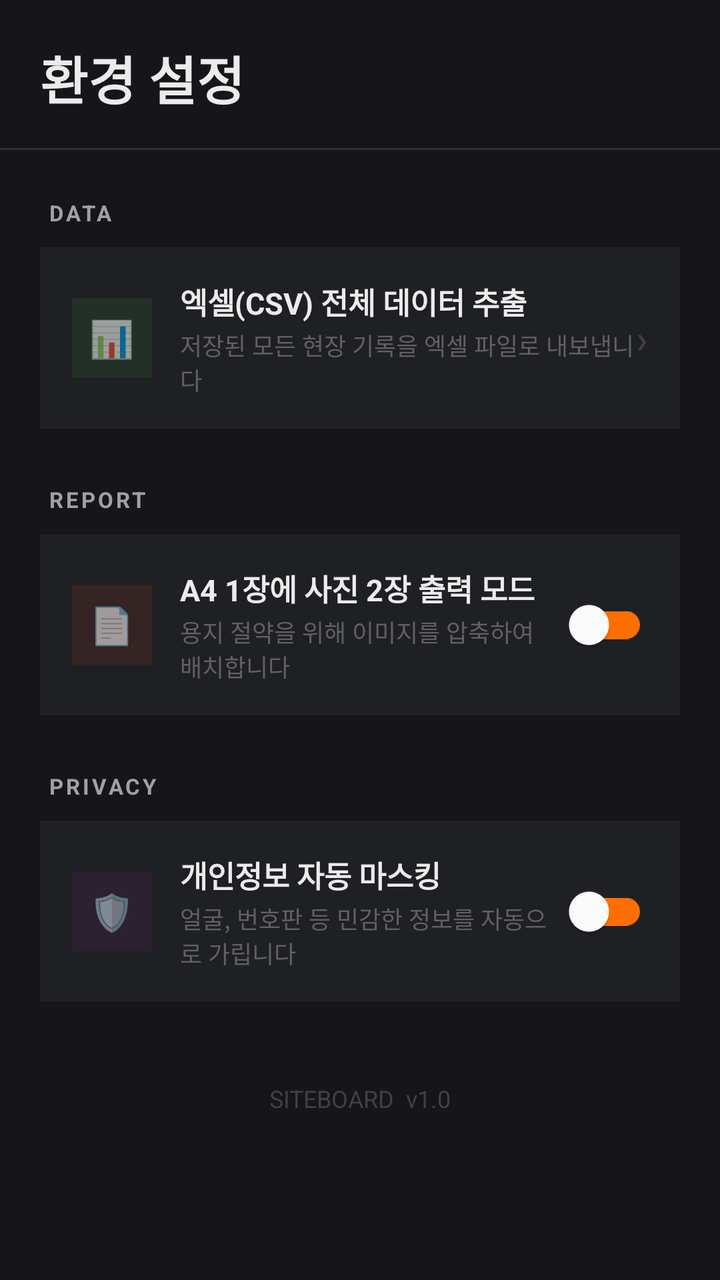
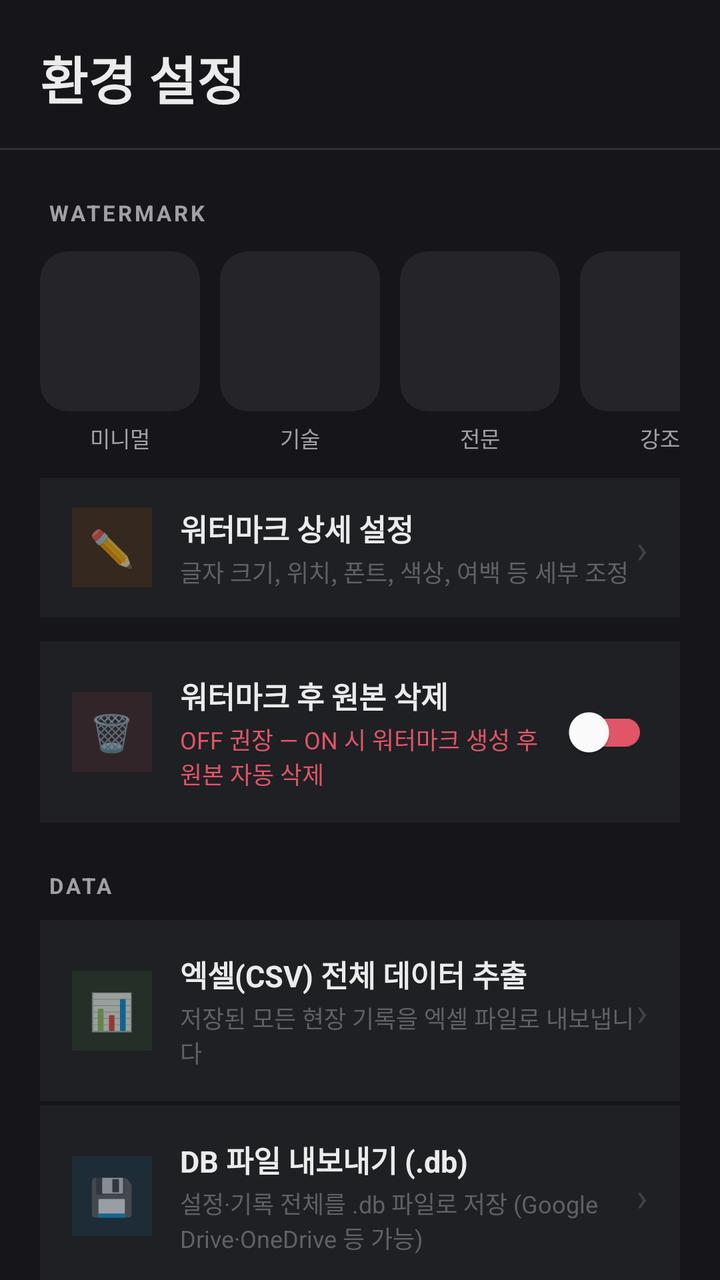

Two renders of the same Android screen: before a commit and after it. Below are the layout's source before the change and the commit's diff.
<!-- AndroidManifest.xml: application theme Theme.Siteboard -->
<!-- res/layout/fragment_settings.xml -->
<?xml version="1.0" encoding="utf-8"?>
<androidx.constraintlayout.widget.ConstraintLayout
    xmlns:android="http://schemas.android.com/apk/res/android"
    xmlns:app="http://schemas.android.com/apk/res-auto"
    android:layout_width="match_parent"
    android:layout_height="match_parent"
    android:background="#16161A">

    
    <LinearLayout
        android:id="@+id/layoutTop"
        android:layout_width="match_parent"
        android:layout_height="wrap_content"
        android:orientation="vertical"
        android:paddingHorizontal="20dp"
        android:paddingTop="20dp"
        android:paddingBottom="16dp"
        app:layout_constraintTop_toTopOf="parent">

        <TextView
            android:id="@+id/tvSettingsTitle"
            android:layout_width="wrap_content"
            android:layout_height="wrap_content"
            android:text="환경 설정"
            android:textSize="26sp"
            android:textColor="#EBEBEB"
            android:textStyle="bold" />
    </LinearLayout>

    <View
        android:id="@+id/divider"
        android:layout_width="match_parent"
        android:layout_height="1dp"
        android:background="#1EFFFFFF"
        app:layout_constraintTop_toBottomOf="@id/layoutTop" />

    <androidx.core.widget.NestedScrollView
        android:layout_width="match_parent"
        android:layout_height="0dp"
        android:clipToPadding="false"
        android:paddingBottom="40dp"
        app:layout_constraintTop_toBottomOf="@id/divider"
        app:layout_constraintBottom_toBottomOf="parent">

        <LinearLayout
            android:layout_width="match_parent"
            android:layout_height="wrap_content"
            android:orientation="vertical"
            android:paddingHorizontal="20dp">

            
            <TextView
                android:layout_width="wrap_content"
                android:layout_height="wrap_content"
                android:text="DATA"
                android:textColor="#A0A0A5"
                android:textSize="11sp"
                android:textStyle="bold"
                android:letterSpacing="0.12"
                android:layout_marginTop="24dp"
                android:layout_marginBottom="10dp"
                android:layout_marginStart="4dp" />

            
            <LinearLayout
                android:id="@+id/btnExportCsv"
                android:layout_width="match_parent"
                android:layout_height="wrap_content"
                android:orientation="horizontal"
                android:gravity="center_vertical"
                android:paddingHorizontal="16dp"
                android:paddingVertical="16dp"
                android:background="#1E2023"
                android:clickable="true"
                android:focusable="true">

                <LinearLayout
                    android:layout_width="40dp"
                    android:layout_height="40dp"
                    android:gravity="center"
                    android:background="#1A4CAF50">
                    <TextView android:layout_width="wrap_content" android:layout_height="wrap_content" android:text="📊" android:textSize="18sp" />
                </LinearLayout>

                <LinearLayout
                    android:layout_width="0dp"
                    android:layout_height="wrap_content"
                    android:layout_weight="1"
                    android:orientation="vertical"
                    android:layout_marginStart="14dp">
                    <TextView android:layout_width="wrap_content" android:layout_height="wrap_content" android:text="엑셀(CSV) 전체 데이터 추출" android:textColor="#EBEBEB" android:textSize="15sp" android:textStyle="bold" />
                    <TextView android:layout_width="wrap_content" android:layout_height="wrap_content" android:text="저장된 모든 현장 기록을 엑셀 파일로 내보냅니다" android:textColor="#606065" android:textSize="12sp" android:layout_marginTop="2dp" />
                </LinearLayout>

                <TextView android:layout_width="wrap_content" android:layout_height="wrap_content" android:text="›" android:textSize="20sp" android:textColor="#404045" />
            </LinearLayout>

            
            <TextView
                android:layout_width="wrap_content"
                android:layout_height="wrap_content"
                android:text="REPORT"
                android:textColor="#A0A0A5"
                android:textSize="11sp"
                android:textStyle="bold"
                android:letterSpacing="0.12"
                android:layout_marginTop="28dp"
                android:layout_marginBottom="10dp"
                android:layout_marginStart="4dp" />

            <LinearLayout
                android:layout_width="match_parent"
                android:layout_height="wrap_content"
                android:orientation="horizontal"
                android:gravity="center_vertical"
                android:paddingHorizontal="16dp"
                android:paddingVertical="16dp"
                android:background="#1E2023">

                <LinearLayout
                    android:layout_width="40dp"
                    android:layout_height="40dp"
                    android:gravity="center"
                    android:background="#1AF44336">
                    <TextView android:layout_width="wrap_content" android:layout_height="wrap_content" android:text="📄" android:textSize="18sp" />
                </LinearLayout>

                <LinearLayout
                    android:layout_width="0dp"
                    android:layout_height="wrap_content"
                    android:layout_weight="1"
                    android:orientation="vertical"
                    android:layout_marginStart="14dp">
                    <TextView android:layout_width="wrap_content" android:layout_height="wrap_content" android:text="A4 1장에 사진 2장 출력 모드" android:textColor="#EBEBEB" android:textSize="15sp" android:textStyle="bold" />
                    <TextView android:layout_width="wrap_content" android:layout_height="wrap_content" android:text="용지 절약을 위해 이미지를 압축하여 배치합니다" android:textColor="#606065" android:textSize="12sp" android:layout_marginTop="2dp" />
                </LinearLayout>

                <com.google.android.material.switchmaterial.SwitchMaterial
                    android:id="@+id/switchPdfMode"
                    android:layout_width="wrap_content"
                    android:layout_height="wrap_content"
                    app:thumbTint="#FFFFFF"
                    app:trackTint="#FF6F00" />
            </LinearLayout>

            
            <TextView
                android:layout_width="wrap_content"
                android:layout_height="wrap_content"
                android:text="PRIVACY"
                android:textColor="#A0A0A5"
                android:textSize="11sp"
                android:textStyle="bold"
                android:letterSpacing="0.12"
                android:layout_marginTop="28dp"
                android:layout_marginBottom="10dp"
                android:layout_marginStart="4dp" />

            <LinearLayout
                android:layout_width="match_parent"
                android:layout_height="wrap_content"
                android:orientation="horizontal"
                android:gravity="center_vertical"
                android:paddingHorizontal="16dp"
                android:paddingVertical="16dp"
                android:background="#1E2023">

                <LinearLayout
                    android:layout_width="40dp"
                    android:layout_height="40dp"
                    android:gravity="center"
                    android:background="#1A9C27B0">
                    <TextView android:layout_width="wrap_content" android:layout_height="wrap_content" android:text="🛡️" android:textSize="18sp" />
                </LinearLayout>

                <LinearLayout
                    android:layout_width="0dp"
                    android:layout_height="wrap_content"
                    android:layout_weight="1"
                    android:orientation="vertical"
                    android:layout_marginStart="14dp">
                    <TextView android:layout_width="wrap_content" android:layout_height="wrap_content" android:text="개인정보 자동 마스킹" android:textColor="#EBEBEB" android:textSize="15sp" android:textStyle="bold" />
                    <TextView android:layout_width="wrap_content" android:layout_height="wrap_content" android:text="얼굴, 번호판 등 민감한 정보를 자동으로 가립니다" android:textColor="#606065" android:textSize="12sp" android:layout_marginTop="2dp" />
                </LinearLayout>

                <com.google.android.material.switchmaterial.SwitchMaterial
                    android:id="@+id/switchPrivacyBlur"
                    android:layout_width="wrap_content"
                    android:layout_height="wrap_content"
                    app:thumbTint="#FFFFFF"
                    app:trackTint="#FF6F00" />
            </LinearLayout>

            
            <TextView
                android:layout_width="match_parent"
                android:layout_height="wrap_content"
                android:text="SITEBOARD  v1.0"
                android:textColor="#404045"
                android:textSize="12sp"
                android:gravity="center"
                android:layout_marginTop="40dp" />

        </LinearLayout>
    </androidx.core.widget.NestedScrollView>
</androidx.constraintlayout.widget.ConstraintLayout>
<!-- resources referenced by this layout -->
<resources>
  <style name="Theme.Siteboard" parent="Theme.MaterialComponents.DayNight.NoActionBar">
  
          <item name="colorPrimary">#FF6F00</item>
          <item name="colorPrimaryVariant">#16161A</item>
          <item name="colorOnPrimary">#FFFFFF</item>
  
          <item name="colorSecondary">#FF6F00</item>
          <item name="colorSecondaryVariant">#FF6F00</item>
          <item name="colorOnSecondary">#FFFFFF</item>
  
          <item name="colorError">#E05567</item>
  
          <item name="android:colorBackground">@color/bg_dark</item>
          <item name="colorSurface">@color/surface_dark</item>
  
          <item name="android:statusBarColor">#16161A</item>
          <item name="android:navigationBarColor">#16161A</item>
          <item name="android:windowLightStatusBar" tools:targetApi="m">false</item>
  
          <item name="android:windowSplashScreenBackground" tools:targetApi="s">#16161A</item>
          <item name="android:windowSplashScreenAnimatedIcon" tools:targetApi="s">@android:color/transparent</item>
          <item name="android:windowSplashScreenAnimationDuration" tools:targetApi="s">0</item>
      </style>
  <color name="bg_dark">#16161A</color>
  <color name="surface_dark">#1E2023</color>
</resources>

<!-- the commit's change to res/layout/fragment_settings.xml (unified diff, before → after) -->
@@ -52,6 +52,108 @@
             <TextView
                 android:layout_width="wrap_content"
                 android:layout_height="wrap_content"
+                android:text="WATERMARK"
+                android:textColor="#A0A0A5"
+                android:textSize="11sp"
+                android:textStyle="bold"
+                android:letterSpacing="0.12"
+                android:layout_marginTop="24dp"
+                android:layout_marginBottom="12dp"
+                android:layout_marginStart="4dp" />
+
+            
+            <HorizontalScrollView
+                android:layout_width="match_parent"
+                android:layout_height="wrap_content"
+                android:scrollbars="none"
+                android:layout_marginBottom="12dp">
+                <LinearLayout
+                    android:layout_width="wrap_content"
+                    android:layout_height="wrap_content"
+                    android:orientation="horizontal">
+
+                    <LinearLayout android:id="@+id/layoutTheme0" android:layout_width="80dp" android:layout_height="wrap_content" android:orientation="vertical" android:layout_marginEnd="10dp" android:clickable="true" android:focusable="true">
+                        <com.google.android.material.card.MaterialCardView android:id="@+id/viewTheme0" android:layout_width="match_parent" android:layout_height="80dp" app:cardCornerRadius="14dp" app:cardElevation="0dp" app:cardBackgroundColor="#252529" app:strokeWidth="0dp" app:strokeColor="#FF6F00">
+                            <ImageView android:id="@+id/ivThemePreview0" android:layout_width="match_parent" android:layout_height="match_parent" android:scaleType="centerCrop" />
+                        </com.google.android.material.card.MaterialCardView>
+                        <TextView android:id="@+id/tvThemeLabel0" android:layout_width="match_parent" android:layout_height="wrap_content" android:text="미니멀" android:textColor="#A0A0A5" android:textSize="11sp" android:gravity="center" android:layout_marginTop="5dp" />
+                    </LinearLayout>
+
+                    <LinearLayout android:id="@+id/layoutTheme1" android:layout_width="80dp" android:layout_height="wrap_content" android:orientation="vertical" android:layout_marginEnd="10dp" android:clickable="true" android:focusable="true">
+                        <com.google.android.material.card.MaterialCardView android:id="@+id/viewTheme1" android:layout_width="match_parent" android:layout_height="80dp" app:cardCornerRadius="14dp" app:cardElevation="0dp" app:cardBackgroundColor="#252529" app:strokeWidth="0dp" app:strokeColor="#FF6F00">
+                            <ImageView android:id="@+id/ivThemePreview1" android:layout_width="match_parent" android:layout_height="match_parent" android:scaleType="centerCrop" />
+                        </com.google.android.material.card.MaterialCardView>
+                        <TextView android:id="@+id/tvThemeLabel1" android:layout_width="match_parent" android:layout_height="wrap_content" android:text="기술" android:textColor="#A0A0A5" android:textSize="11sp" android:gravity="center" android:layout_marginTop="5dp" />
+                    </LinearLayout>
+
+                    <LinearLayout android:id="@+id/layoutTheme2" android:layout_width="80dp" android:layout_height="wrap_content" android:orientation="vertical" android:layout_marginEnd="10dp" android:clickable="true" android:focusable="true">
+                        <com.google.android.material.card.MaterialCardView android:id="@+id/viewTheme2" android:layout_width="match_parent" android:layout_height="80dp" app:cardCornerRadius="14dp" app:cardElevation="0dp" app:cardBackgroundColor="#252529" app:strokeWidth="0dp" app:strokeColor="#FF6F00">
+                            <ImageView android:id="@+id/ivThemePreview2" android:layout_width="match_parent" android:layout_height="match_parent" android:scaleType="centerCrop" />
+                        </com.google.android.material.card.MaterialCardView>
+                        <TextView android:id="@+id/tvThemeLabel2" android:layout_width="match_parent" android:layout_height="wrap_content" android:text="전문" android:textColor="#A0A0A5" android:textSize="11sp" android:gravity="center" android:layout_marginTop="5dp" />
+                    </LinearLayout>
+
+                    <LinearLayout android:id="@+id/layoutTheme3" android:layout_width="80dp" android:layout_height="wrap_content" android:orientation="vertical" android:clickable="true" android:focusable="true">
+                        <com.google.android.material.card.MaterialCardView android:id="@+id/viewTheme3" android:layout_width="match_parent" android:layout_height="80dp" app:cardCornerRadius="14dp" app:cardElevation="0dp" app:cardBackgroundColor="#252529" app:strokeWidth="0dp" app:strokeColor="#FF6F00">
+                            <ImageView android:id="@+id/ivThemePreview3" android:layout_width="match_parent" android:layout_height="match_parent" android:scaleType="centerCrop" />
+                        </com.google.android.material.card.MaterialCardView>
+                        <TextView android:id="@+id/tvThemeLabel3" android:layout_width="match_parent" android:layout_height="wrap_content" android:text="강조" android:textColor="#A0A0A5" android:textSize="11sp" android:gravity="center" android:layout_marginTop="5dp" />
+                    </LinearLayout>
+
+                </LinearLayout>
+            </HorizontalScrollView>
+
+            
+            <LinearLayout
+                android:id="@+id/btnWatermarkDetail"
+                android:layout_width="match_parent"
+                android:layout_height="wrap_content"
+                android:orientation="horizontal"
+                android:gravity="center_vertical"
+                android:paddingHorizontal="16dp"
+                android:paddingVertical="14dp"
+                android:background="#1E2023"
+                android:clickable="true"
+                android:focusable="true"
+                android:layout_marginBottom="12dp">
+                <LinearLayout android:layout_width="40dp" android:layout_height="40dp" android:gravity="center" android:background="#1AFF6F00">
+                    <TextView android:layout_width="wrap_content" android:layout_height="wrap_content" android:text="✏️" android:textSize="18sp" />
+                </LinearLayout>
+                <LinearLayout android:layout_width="0dp" android:layout_height="wrap_content" android:layout_weight="1" android:orientation="vertical" android:layout_marginStart="14dp">
+                    <TextView android:layout_width="wrap_content" android:layout_height="wrap_content" android:text="워터마크 상세 설정" android:textColor="#EBEBEB" android:textSize="15sp" android:textStyle="bold" />
+                    <TextView android:layout_width="wrap_content" android:layout_height="wrap_content" android:text="글자 크기, 위치, 폰트, 색상, 여백 등 세부 조정" android:textColor="#606065" android:textSize="12sp" android:layout_marginTop="2dp" />
+                </LinearLayout>
+                <TextView android:layout_width="wrap_content" android:layout_height="wrap_content" android:text="›" android:textSize="20sp" android:textColor="#404045" />
+            </LinearLayout>
+
+            
+            <LinearLayout
+                android:layout_width="match_parent"
+                android:layout_height="wrap_content"
+                android:orientation="horizontal"
+                android:gravity="center_vertical"
+                android:paddingHorizontal="16dp"
+                android:paddingVertical="16dp"
+                android:background="#1E2023">
+                <LinearLayout android:layout_width="40dp" android:layout_height="40dp" android:gravity="center" android:background="#1AE05567">
+                    <TextView android:layout_width="wrap_content" android:layout_height="wrap_content" android:text="🗑️" android:textSize="18sp" />
+                </LinearLayout>
+                <LinearLayout android:layout_width="0dp" android:layout_height="wrap_content" android:layout_weight="1" android:orientation="vertical" android:layout_marginStart="14dp">
+                    <TextView android:layout_width="wrap_content" android:layout_height="wrap_content" android:text="워터마크 후 원본 삭제" android:textColor="#EBEBEB" android:textSize="15sp" android:textStyle="bold" />
+                    <TextView android:layout_width="wrap_content" android:layout_height="wrap_content" android:text="OFF 권장 — ON 시 워터마크 생성 후 원본 자동 삭제" android:textColor="#E05567" android:textSize="12sp" android:layout_marginTop="2dp" />
+                </LinearLayout>
+                <com.google.android.material.switchmaterial.SwitchMaterial
+                    android:id="@+id/switchDeleteOriginal"
+                    android:layout_width="wrap_content"
+                    android:layout_height="wrap_content"
+                    app:thumbTint="#FFFFFF"
+                    app:trackTint="#E05567" />
+            </LinearLayout>
+
+            
+            <TextView
+                android:layout_width="wrap_content"
+                android:layout_height="wrap_content"
                 android:text="DATA"
                 android:textColor="#A0A0A5"
                 android:textSize="11sp"
@@ -96,6 +198,76 @@
             </LinearLayout>
 
             
+            <LinearLayout
+                android:id="@+id/btnExportDb"
+                android:layout_width="match_parent"
+                android:layout_height="wrap_content"
+                android:orientation="horizontal"
+                android:gravity="center_vertical"
+                android:paddingHorizontal="16dp"
+                android:paddingVertical="16dp"
+                android:background="#1E2023"
+                android:clickable="true"
+                android:focusable="true"
+                android:layout_marginTop="2dp">
+
+                <LinearLayout
+                    android:layout_width="40dp"
+                    android:layout_height="40dp"
+                    android:gravity="center"
+                    android:background="#1A2196F3">
+                    <TextView android:layout_width="wrap_content" android:layout_height="wrap_content" android:text="💾" android:textSize="18sp" />
+                </LinearLayout>
+
+                <LinearLayout
+                    android:layout_width="0dp"
+                    android:layout_height="wrap_content"
+                    android:layout_weight="1"
+                    android:orientation="vertical"
+                    android:layout_marginStart="14dp">
+                    <TextView android:layout_width="wrap_content" android:layout_height="wrap_content" android:text="DB 파일 내보내기 (.db)" android:textColor="#EBEBEB" android:textSize="15sp" android:textStyle="bold" />
+                    <TextView android:layout_width="wrap_content" android:layout_height="wrap_content" android:text="설정·기록 전체를 .db 파일로 저장 (Google Drive·OneDrive 등 가능)" android:textColor="#606065" android:textSize="12sp" android:layout_marginTop="2dp" />
+                </LinearLayout>
+
+                <TextView android:layout_width="wrap_content" android:layout_height="wrap_content" android:text="›" android:textSize="20sp" android:textColor="#404045" />
+            </LinearLayout>
+
+            
+            <LinearLayout
+                android:id="@+id/btnImportDb"
+                android:layout_width="match_parent"
+                android:layout_height="wrap_content"
+                android:orientation="horizontal"
+                android:gravity="center_vertical"
+                android:paddingHorizontal="16dp"
+                android:paddingVertical="16dp"
+                android:background="#1E2023"
+                android:clickable="true"
+                android:focusable="true"
+                android:layout_marginTop="2dp">
+
+                <LinearLayout
+                    android:layout_width="40dp"
+                    android:layout_height="40dp"
+                    android:gravity="center"
+                    android:background="#1AFF9800">
+                    <TextView android:layout_width="wrap_content" android:layout_height="wrap_content" android:text="📥" android:textSize="18sp" />
+                </LinearLayout>
+
+                <LinearLayout
+                    android:layout_width="0dp"
+                    android:layout_height="wrap_content"
+                    android:layout_weight="1"
+                    android:orientation="vertical"
+                    android:layout_marginStart="14dp">
+                    <TextView android:layout_width="wrap_content" android:layout_height="wrap_content" android:text="DB 파일 불러오기 (.db)" android:textColor="#EBEBEB" android:textSize="15sp" android:textStyle="bold" />
+                    <TextView android:layout_width="wrap_content" android:layout_height="wrap_content" android:text="기존 저장된 .db 파일로 복원합니다 (기존 데이터 대체)" android:textColor="#E05567" android:textSize="12sp" android:layout_marginTop="2dp" />
+                </LinearLayout>
+
+                <TextView android:layout_width="wrap_content" android:layout_height="wrap_content" android:text="›" android:textSize="20sp" android:textColor="#404045" />
+            </LinearLayout>
+
+            
             <TextView
                 android:layout_width="wrap_content"
                 android:layout_height="wrap_content"
@@ -192,10 +364,138 @@
             </LinearLayout>
 
             
-            <TextView
-                android:layout_width="match_parent"
-                android:layout_height="wrap_content"
-                android:text="SITEBOARD  v1.0"
+            <LinearLayout
+                android:layout_width="match_parent"
+                android:layout_height="wrap_content"
+                android:orientation="horizontal"
+                android:gravity="center_vertical"
+                android:paddingHorizontal="16dp"
+                android:paddingVertical="16dp"
+                android:background="#1E2023"
+                android:layout_marginTop="2dp">
+
+                <LinearLayout
+                    android:layout_width="40dp"
+                    android:layout_height="40dp"
+                    android:gravity="center"
+                    android:background="#1A4CAF50">
+                    <TextView android:layout_width="wrap_content" android:layout_height="wrap_content" android:text="📍" android:textSize="18sp" />
+                </LinearLayout>
+
+                <LinearLayout
+                    android:layout_width="0dp"
+                    android:layout_height="wrap_content"
+                    android:layout_weight="1"
+                    android:orientation="vertical"
+                    android:layout_marginStart="14dp">
+                    <TextView android:layout_width="wrap_content" android:layout_height="wrap_content" android:text="GPS 위치 수집" android:textColor="#EBEBEB" android:textSize="15sp" android:textStyle="bold" />
+                    <TextView android:layout_width="wrap_content" android:layout_height="wrap_content" android:text="OFF 시 워터마크에 위치 정보를 포함하지 않습니다" android:textColor="#606065" android:textSize="12sp" android:layout_marginTop="2dp" />
+                </LinearLayout>
+
+                <com.google.android.material.switchmaterial.SwitchMaterial
+                    android:id="@+id/switchGpsEnabled"
+                    android:layout_width="wrap_content"
+                    android:layout_height="wrap_content"
+                    app:thumbTint="#FFFFFF"
+                    app:trackTint="#FF6F00" />
+            </LinearLayout>
+
+            
+            <TextView
+                android:layout_width="wrap_content"
+                android:layout_height="wrap_content"
+                android:text="CLOUD SYNC"
+                android:textColor="#A0A0A5"
+                android:textSize="11sp"
+                android:textStyle="bold"
+                android:letterSpacing="0.12"
+                android:layout_marginTop="28dp"
+                android:layout_marginBottom="6dp"
+                android:layout_marginStart="4dp" />
+
+            <TextView
+                android:layout_width="match_parent"
+                android:layout_height="wrap_content"
+                android:text="기기에 Google Drive / OneDrive 앱이 설치되어 로그인되어 있으면, DB 내보내기/불러오기 시 클라우드 저장소를 선택할 수 있습니다."
+                android:textColor="#606065"
+                android:textSize="12sp"
+                android:layout_marginBottom="12dp"
+                android:lineSpacingExtra="3dp" />
+
+            
+            <LinearLayout
+                android:id="@+id/btnCloudGoogleDrive"
+                android:layout_width="match_parent"
+                android:layout_height="wrap_content"
+                android:orientation="horizontal"
+                android:gravity="center_vertical"
+                android:paddingHorizontal="16dp"
+                android:paddingVertical="14dp"
+                android:background="#1E2023"
+                android:clickable="true"
+                android:focusable="true">
+
+                <LinearLayout
+                    android:layout_width="40dp"
+                    android:layout_height="40dp"
+                    android:gravity="center"
+                    android:background="#1A4285F4">
+                    <TextView android:layout_width="wrap_content" android:layout_height="wrap_content" android:text="☁" android:textSize="20sp" android:textColor="#4285F4" />
+                </LinearLayout>
+
+                <LinearLayout
+                    android:layout_width="0dp"
+                    android:layout_height="wrap_content"
+                    android:layout_weight="1"
+                    android:orientation="vertical"
+                    android:layout_marginStart="14dp">
+                    <TextView android:layout_width="wrap_content" android:layout_height="wrap_content" android:text="Google Drive로 저장" android:textColor="#EBEBEB" android:textSize="15sp" android:textStyle="bold" />
+                    <TextView android:layout_width="wrap_content" android:layout_height="wrap_content" android:text="Google Drive 앱 로그인 필요" android:textColor="#606065" android:textSize="12sp" android:layout_marginTop="2dp" />
+                </LinearLayout>
+
+                <TextView android:layout_width="wrap_content" android:layout_height="wrap_content" android:text="›" android:textSize="20sp" android:textColor="#404045" />
+            </LinearLayout>
+
+            
+            <LinearLayout
+                android:id="@+id/btnCloudOneDrive"
+                android:layout_width="match_parent"
+                android:layout_height="wrap_content"
+                android:orientation="horizontal"
+                android:gravity="center_vertical"
+                android:paddingHorizontal="16dp"
+                android:paddingVertical="14dp"
+                android:background="#1E2023"
+                android:clickable="true"
+                android:focusable="true"
+                android:layout_marginTop="2dp">
+
+                <LinearLayout
+                    android:layout_width="40dp"
+                    android:layout_height="40dp"
+                    android:gravity="center"
+                    android:background="#1A0078D4">
+                    <TextView android:layout_width="wrap_content" android:layout_height="wrap_content" android:text="☁" android:textSize="20sp" android:textColor="#0078D4" />
+                </LinearLayout>
+
+                <LinearLayout
+                    android:layout_width="0dp"
+                    android:layout_height="wrap_content"
+                    android:layout_weight="1"
+                    android:orientation="vertical"
+                    android:layout_marginStart="14dp">
+                    <TextView android:layout_width="wrap_content" android:layout_height="wrap_content" android:text="OneDrive로 저장" android:textColor="#EBEBEB" android:textSize="15sp" android:textStyle="bold" />
+                    <TextView android:layout_width="wrap_content" android:layout_height="wrap_content" android:text="Microsoft OneDrive 앱 로그인 필요" android:textColor="#606065" android:textSize="12sp" android:layout_marginTop="2dp" />
+                </LinearLayout>
+
+                <TextView android:layout_width="wrap_content" android:layout_height="wrap_content" android:text="›" android:textSize="20sp" android:textColor="#404045" />
+            </LinearLayout>
+
+            
+            <TextView
+                android:layout_width="match_parent"
+                android:layout_height="wrap_content"
+                android:text="SITEBOARD  v2.0"
                 android:textColor="#404045"
                 android:textSize="12sp"
                 android:gravity="center"
